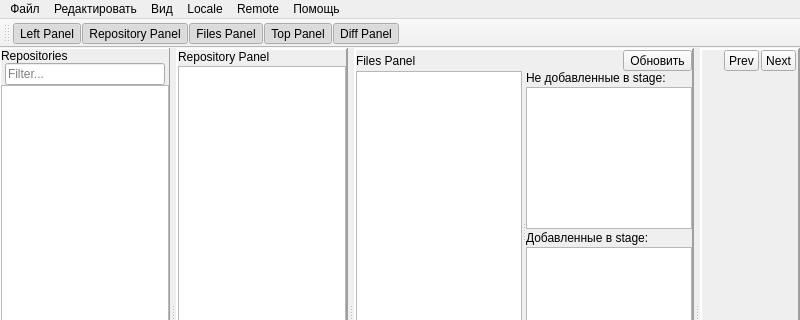
CJayM/CommitCraft, file commit_craft_app/mainwindow.ui: the form before one commit; both pictures show x 0 to 800 and y 0 to 320 of the 800 by 600 pixel window.
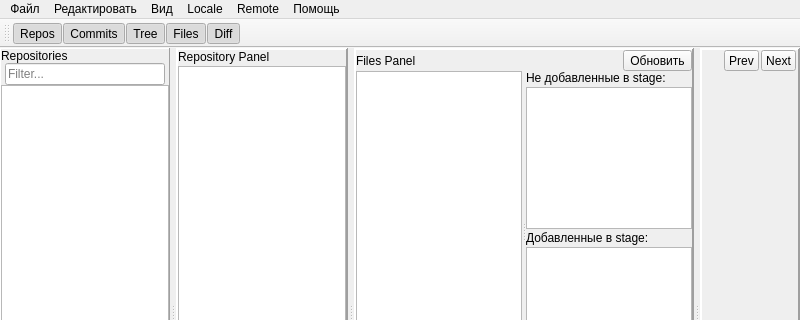
The form after the commit. Icons and pictures are not drawn. Custom widgets are drawn as their Qt base class.

Commit message: Подправлено, чтобы работало на Qt6

Diff of the .ui file:
```diff
--- a/commit_craft_app/mainwindow.ui
+++ b/commit_craft_app/mainwindow.ui
@@ -791,8 +791,8 @@
    <attribute name="toolBarBreak">
     <bool>false</bool>
    </attribute>
-   <addaction name="actionToggleLeftPanel"/>
    <addaction name="actionToggleRepositoryPanel"/>
+   <addaction name="actionToggleLeftPanel"/>
    <addaction name="actionToggleFilesPanel"/>
    <addaction name="actionToggleTopPanel"/>
    <addaction name="actionToggleRightPanel"/>
@@ -901,7 +901,7 @@
     <bool>true</bool>
    </property>
    <property name="text">
-    <string>Left Panel</string>
+    <string>Commits</string>
    </property>
    <property name="toolTip">
     <string>Toggle Left Panel</string>
@@ -929,7 +929,7 @@
     <bool>true</bool>
    </property>
    <property name="text">
-    <string>Repository Panel</string>
+    <string>Repos</string>
    </property>
    <property name="toolTip">
     <string>Toggle Repository Panel</string>
@@ -943,7 +943,7 @@
     <bool>true</bool>
    </property>
    <property name="text">
-    <string>Top Panel</string>
+    <string>Files</string>
    </property>
    <property name="toolTip">
     <string>Toggle Top Panel</string>
@@ -957,7 +957,7 @@
     <bool>true</bool>
    </property>
    <property name="text">
-    <string>Files Panel</string>
+    <string>Tree</string>
    </property>
    <property name="toolTip">
     <string>Toggle Files Panel</string>
@@ -971,7 +971,7 @@
     <bool>true</bool>
    </property>
    <property name="text">
-    <string>Diff Panel</string>
+    <string>Diff</string>
    </property>
    <property name="toolTip">
     <string>Toggle Diff Panel</string>
```
The commit also changes 2 other files.
